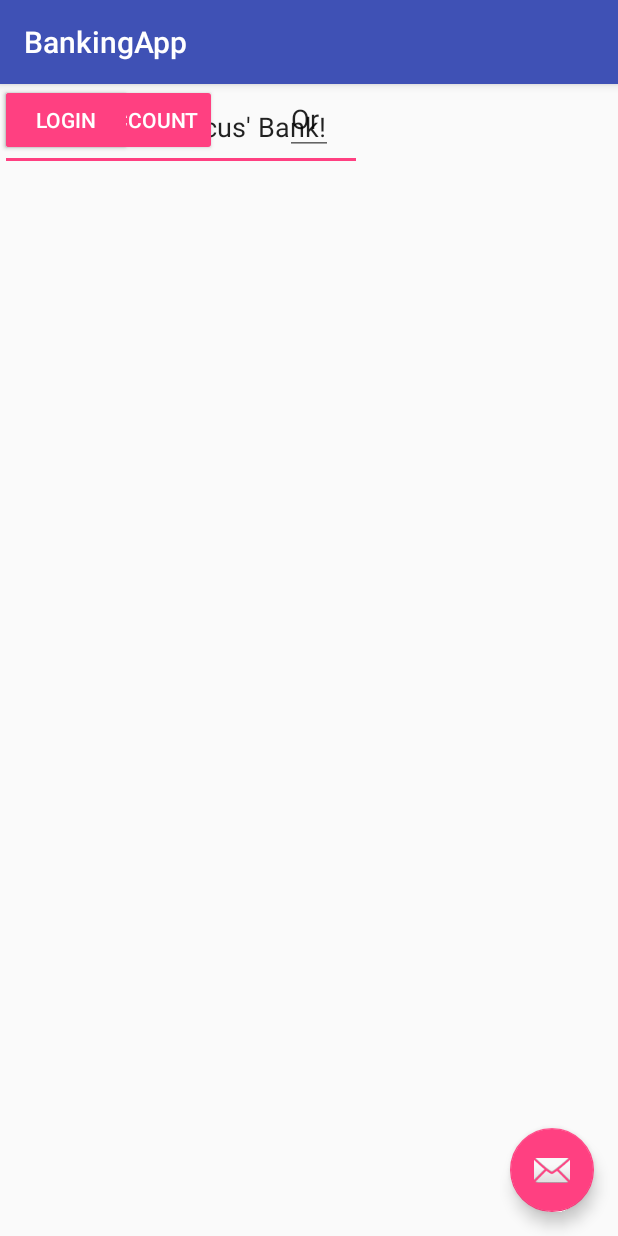
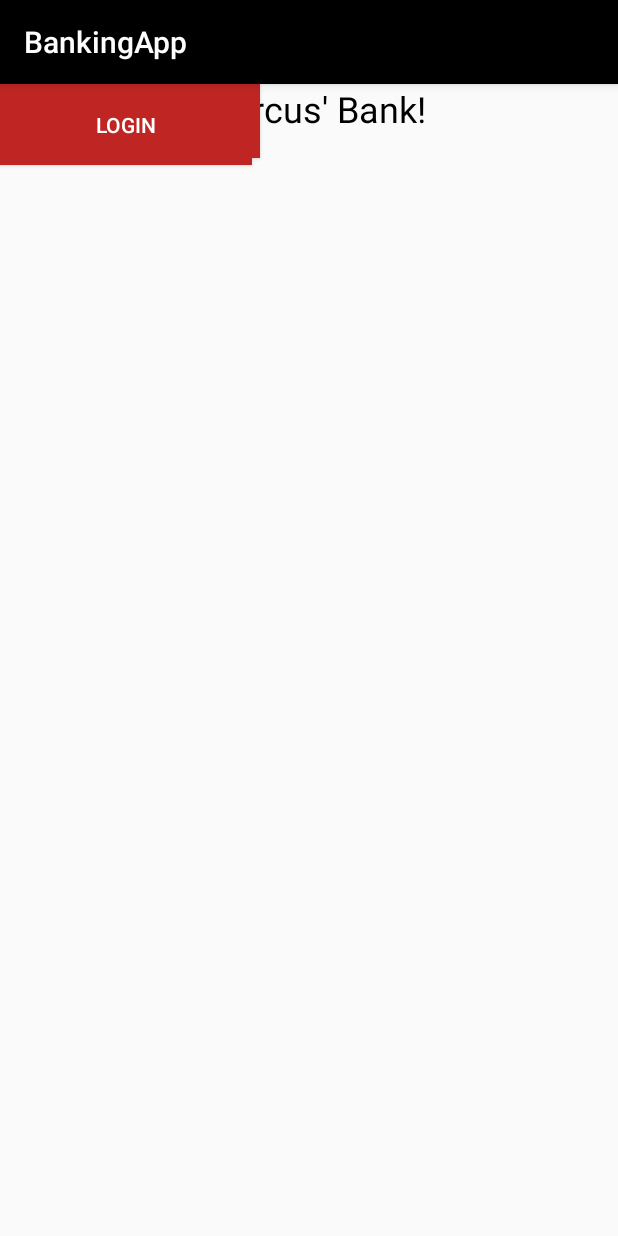
Before and after one commit to azamean/Bank, an Android app: the screen it shows after launch (MainActivity), on a phone screen of 412 x 824 dp. Run offline under Robolectric (Android 15) with nearby library versions, the phone set to English and light mode, and no system bars; 2 statements that could not run were skipped.

Commit message:
Layout and colour changes

```diff
--- a/BankingApp/app/src/main/java/marcusobyrne/bankingapp/DBHandler.java
+++ b/BankingApp/app/src/main/java/marcusobyrne/bankingapp/DBHandler.java
@@ -25,9 +25,9 @@ public class DBHandler extends SQLiteOpenHelper {
     public void onCreate(SQLiteDatabase db) {
 
         String query = "CREATE TABLE " + TABLE_USER + "(" +
-                COLUMN_ID + " INTEGER PRIMARY KEY AUTOINCREMENT " +
-                COLUMN_NAME + " TEXT " +
-                COLUMN_PIN + " INTEGER " +
+                COLUMN_ID + " INTEGER PRIMARY KEY AUTOINCREMENT, " +
+                COLUMN_NAME + " TEXT, " +
+                COLUMN_PIN + " INTEGER, " +
                 COLUMN_BALANCE + " INTEGER " +
                 ");";
 
@@ -37,7 +37,7 @@ public class DBHandler extends SQLiteOpenHelper {
 
     @Override
     public void onUpgrade(SQLiteDatabase db, int oldVersion, int newVersion) {
-        db.execSQL("DROP TABLE IF EXISTS " + TABLE_USER);
+        db.execSQL("DROP TABLE IF EXISTS " + TABLE_USER + ";");
         onCreate(db);
     }
 
--- a/BankingApp/app/src/main/res/layout/activity_main.xml
+++ b/BankingApp/app/src/main/res/layout/activity_main.xml
@@ -15,19 +15,11 @@
             android:id="@+id/toolbar"
             android:layout_width="match_parent"
             android:layout_height="?attr/actionBarSize"
-            android:background="?attr/colorPrimary"
+            android:background="@android:color/black"
             app:popupTheme="@style/AppTheme.PopupOverlay" />
 
     </android.support.design.widget.AppBarLayout>
 
     <include layout="@layout/content_main" />
 
-    <android.support.design.widget.FloatingActionButton
-        android:id="@+id/fab"
-        android:layout_width="wrap_content"
-        android:layout_height="wrap_content"
-        android:layout_gravity="bottom|end"
-        android:layout_margin="@dimen/fab_margin"
-        app:srcCompat="@android:drawable/ic_dialog_email" />
-
 </android.support.design.widget.CoordinatorLayout>
--- a/BankingApp/app/src/main/res/layout/content_main.xml
+++ b/BankingApp/app/src/main/res/layout/content_main.xml
@@ -8,45 +8,46 @@
     tools:context="marcusobyrne.bankingapp.MainActivity"
     tools:showIn="@layout/activity_main">
 
-    <EditText
-        android:id="@+id/editText"
-        android:layout_width="241dp"
-        android:layout_height="58dp"
-        android:ems="10"
-        android:inputType="textPersonName"
-        android:text="Welcome to Marcus' Bank!"
-        tools:layout_editor_absoluteY="16dp"
-        tools:layout_editor_absoluteX="72dp" />
-
     <Button
         android:id="@+id/createAccount"
         style="@style/Widget.AppCompat.Button.Colored"
-        android:layout_width="wrap_content"
-        android:layout_height="wrap_content"
+        android:layout_width="173dp"
+        android:layout_height="49dp"
+        android:background="#bf2522"
         android:onClick="createAccountClicked"
         android:text="Create Account"
-        tools:layout_editor_absoluteX="120dp"
-        tools:layout_editor_absoluteY="295dp" />
+        tools:layout_editor_absoluteX="106dp"
+        tools:layout_editor_absoluteY="306dp"
+        tools:text="Create User" />
 
     <Button
         android:id="@+id/loginButton"
         style="@style/Widget.AppCompat.Button.Colored"
-        android:layout_width="wrap_content"
-        android:layout_height="wrap_content"
+        android:layout_width="168dp"
+        android:layout_height="54dp"
+        android:background="#bf2522"
         android:onClick="loginClicked"
         android:text="Login"
         android:textColorLink="@color/colorPrimary"
-        tools:layout_editor_absoluteX="148dp"
-        tools:layout_editor_absoluteY="150dp" />
+        tools:layout_editor_absoluteX="108dp"
+        tools:layout_editor_absoluteY="151dp"
+        tools:style="@style/Widget.AppCompat.Button" />
 
-    <EditText
-        android:id="@+id/editText2"
-        android:layout_width="32dp"
-        android:layout_height="47dp"
-        android:ems="10"
-        android:inputType="textPersonName"
-        android:text="Or"
-        tools:layout_editor_absoluteY="232dp"
-        app:layout_constraintRight_toRightOf="parent"
-        app:layout_constraintLeft_toLeftOf="parent" />
+    <TextView
+        android:id="@+id/textView"
+        android:layout_width="wrap_content"
+        android:layout_height="wrap_content"
+        android:text="Welcome to Marcus' Bank!"
+        android:textColor="#000000"
+        android:textSize="24sp"
+        tools:layout_editor_absoluteX="51dp"
+        tools:layout_editor_absoluteY="45dp" />
+
+    <TextView
+        android:id="@+id/textView2"
+        android:layout_width="wrap_content"
+        android:layout_height="wrap_content"
+        android:text="OR"
+        tools:layout_editor_absoluteX="183dp"
+        tools:layout_editor_absoluteY="236dp" />
 </android.support.constraint.ConstraintLayout>
--- a/BankingApp/app/src/main/res/values/colors.xml
+++ b/BankingApp/app/src/main/res/values/colors.xml
@@ -1,6 +1,6 @@
 <?xml version="1.0" encoding="utf-8"?>
 <resources>
     <color name="colorPrimary">#3f51b5</color>
-    <color name="colorPrimaryDark">#303F9F</color>
+    <color name="colorPrimaryDark">#303f9f</color>
     <color name="colorAccent">#FF4081</color>
 </resources>
```
